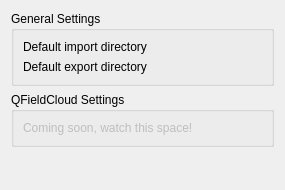
This is qfieldsync/ui/preferences_widget.ui in opengisch/qfieldsync as Qt 5 draws it before an edit. The edited form follows.
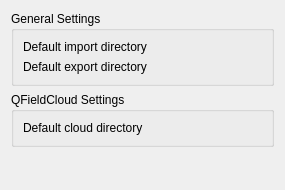
This is the edited form. Custom widgets are drawn as their Qt base class.

Commit message: Add a dedicated default cloud directory preference

Diff of the .ui file:
```diff
--- a/qfieldsync/ui/preferences_widget.ui
+++ b/qfieldsync/ui/preferences_widget.ui
@@ -52,13 +52,13 @@
       <item row="0" column="0">
        <widget class="QLabel" name="comingSoonLabel">
         <property name="text">
-         <string>Coming soon, watch this space!</string>
-        </property>
-        <property name="enabled">
-         <bool>false</bool>
+         <string>Default cloud directory</string>
         </property>
        </widget>
       </item>
+      <item row="0" column="1">
+       <widget class="QgsFileWidget" name="cloudDirectory"/>
+      </item>
      </layout>
     </widget>
    </item>
```
Left out of the diff: 2 changed lines with no effect on the pictures. The commit also changes 3 other files.
